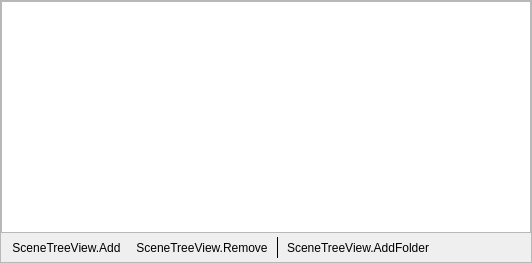
Qt form forms/scene_tree_view.ui (TheThirdRail/obs_scene_tree_view) before a commit.
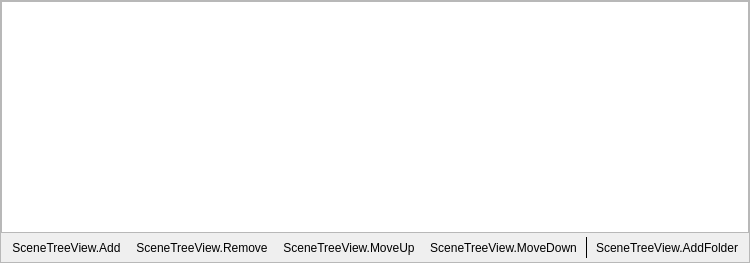
The same form after that commit. Custom widgets are drawn as their Qt base class.

Commit message:
feat(ui): add Move Up/Down toolbar buttons to Scene Tree dock
Adds stvMoveUp and stvMoveDown QToolButtons following existing toolbar pattern (autoRaise=true), placed after stvAddFolder and before spacer.

The edit to the form file:
```diff
--- a/forms/scene_tree_view.ui
+++ b/forms/scene_tree_view.ui
@@ -117,6 +117,27 @@
             </property>
            </widget>
           </item>
+          <item>
+           <widget class="QToolButton" name="stvMoveUp">
+            <property name="text">
+             <string>SceneTreeView.MoveUp</string>
+            </property>
+            <property name="autoRaise">
+             <bool>true</bool>
+            </property>
+           </widget>
+          </item>
+          <item>
+           <widget class="QToolButton" name="stvMoveDown">
+            <property name="text">
+             <string>SceneTreeView.MoveDown</string>
+            </property>
+            <property name="autoRaise">
+             <bool>true</bool>
+            </property>
+           </widget>
+          </item>
+
           <item>
            <widget class="Line" name="line">
             <property name="frameShadow">
```
